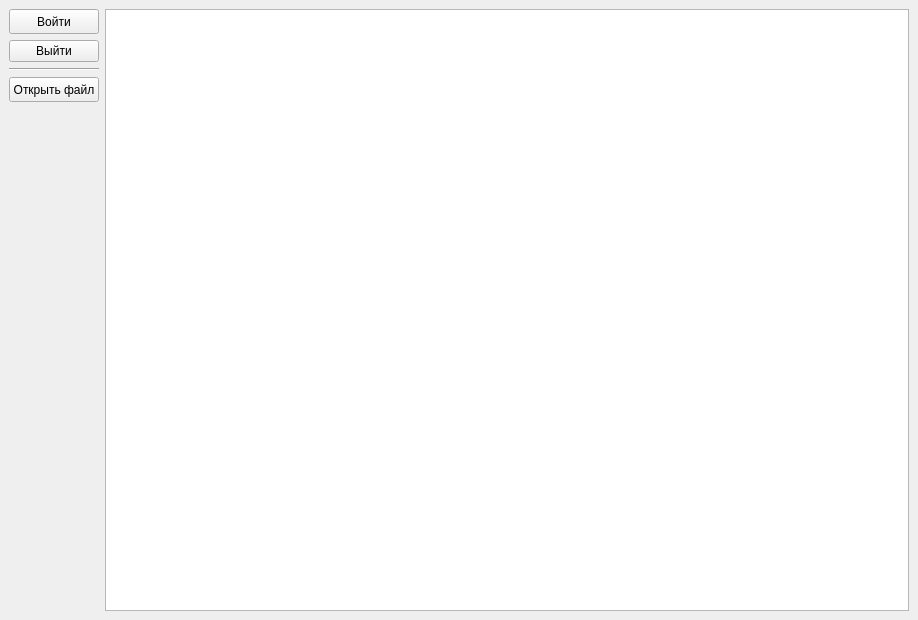
takikokos/trspo-med, file mainwindow.ui: the form before one commit.
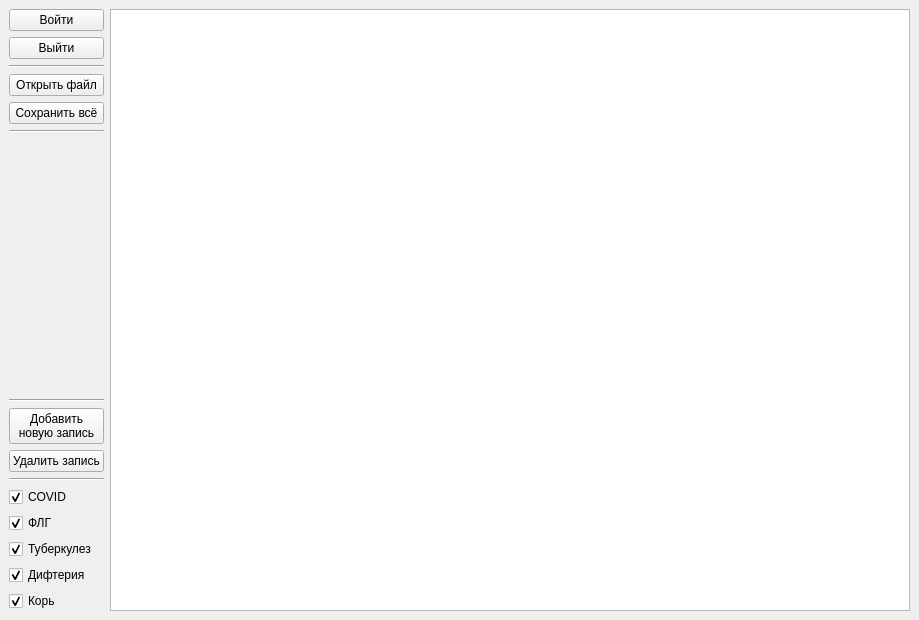
The form after the commit.

Commit message: added deleting, adding and saving features

Patch:
```diff
--- a/mainwindow.ui
+++ b/mainwindow.ui
@@ -26,21 +26,21 @@
       <item>
        <widget class="QPushButton" name="authButton">
         <property name="sizePolicy">
-         <sizepolicy hsizetype="Fixed" vsizetype="Fixed">
+         <sizepolicy hsizetype="Minimum" vsizetype="Fixed">
           <horstretch>0</horstretch>
           <verstretch>0</verstretch>
          </sizepolicy>
         </property>
         <property name="minimumSize">
          <size>
-          <width>90</width>
-          <height>25</height>
+          <width>0</width>
+          <height>0</height>
          </size>
         </property>
         <property name="maximumSize">
          <size>
-          <width>90</width>
-          <height>25</height>
+          <width>16777215</width>
+          <height>16777215</height>
          </size>
         </property>
         <property name="text">
@@ -65,21 +65,21 @@
       <item>
        <widget class="QPushButton" name="openFileButton">
         <property name="sizePolicy">
-         <sizepolicy hsizetype="Fixed" vsizetype="Fixed">
+         <sizepolicy hsizetype="Minimum" vsizetype="Fixed">
           <horstretch>0</horstretch>
           <verstretch>0</verstretch>
          </sizepolicy>
         </property>
         <property name="minimumSize">
          <size>
-          <width>90</width>
-          <height>25</height>
+          <width>0</width>
+          <height>0</height>
          </size>
         </property>
         <property name="maximumSize">
          <size>
-          <width>90</width>
-          <height>25</height>
+          <width>16777215</width>
+          <height>16777215</height>
          </size>
         </property>
         <property name="text">
@@ -87,6 +87,20 @@
         </property>
        </widget>
       </item>
+      <item>
+       <widget class="QPushButton" name="saveAllButton">
+        <property name="text">
+         <string>Сохранить всё</string>
+        </property>
+       </widget>
+      </item>
+      <item>
+       <widget class="Line" name="line_4">
+        <property name="orientation">
+         <enum>Qt::Horizontal</enum>
+        </property>
+       </widget>
+      </item>
       <item>
        <spacer name="verticalSpacer">
         <property name="orientation">
@@ -100,6 +114,85 @@
         </property>
        </spacer>
       </item>
+      <item>
+       <widget class="Line" name="line_3">
+        <property name="orientation">
+         <enum>Qt::Horizontal</enum>
+        </property>
+       </widget>
+      </item>
+      <item>
+       <widget class="QPushButton" name="addNewRowButton">
+        <property name="text">
+         <string>Добавить 
+новую запись</string>
+        </property>
+       </widget>
+      </item>
+      <item>
+       <widget class="QPushButton" name="deleteButton">
+        <property name="text">
+         <string>Удалить запись</string>
+        </property>
+       </widget>
+      </item>
+      <item>
+       <widget class="Line" name="line_2">
+        <property name="orientation">
+         <enum>Qt::Horizontal</enum>
+        </property>
+       </widget>
+      </item>
+      <item>
+       <widget class="QCheckBox" name="covidCheckBox">
+        <property name="text">
+         <string>COVID</string>
+        </property>
+        <property name="checked">
+         <bool>true</bool>
+        </property>
+       </widget>
+      </item>
+      <item>
+       <widget class="QCheckBox" name="flgCheckBox">
+        <property name="text">
+         <string>ФЛГ</string>
+        </property>
+        <property name="checked">
+         <bool>true</bool>
+        </property>
+       </widget>
+      </item>
+      <item>
+       <widget class="QCheckBox" name="tuberCheckBox">
+        <property name="text">
+         <string>Туберкулез</string>
+        </property>
+        <property name="checked">
+         <bool>true</bool>
+        </property>
+       </widget>
+      </item>
+      <item>
+       <widget class="QCheckBox" name="diftCheckBox">
+        <property name="text">
+         <string>Дифтерия</string>
+        </property>
+        <property name="checked">
+         <bool>true</bool>
+        </property>
+       </widget>
+      </item>
+      <item>
+       <widget class="QCheckBox" name="corCheckBox">
+        <property name="text">
+         <string>Корь</string>
+        </property>
+        <property name="checked">
+         <bool>true</bool>
+        </property>
+       </widget>
+      </item>
      </layout>
     </item>
     <item>
```
The commit also changes 2 other files.
